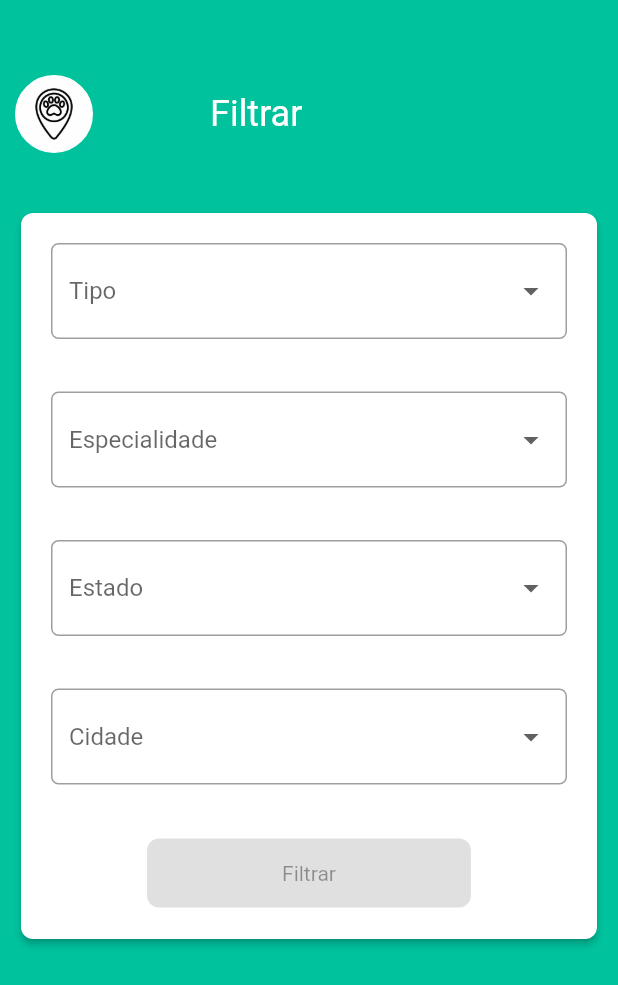
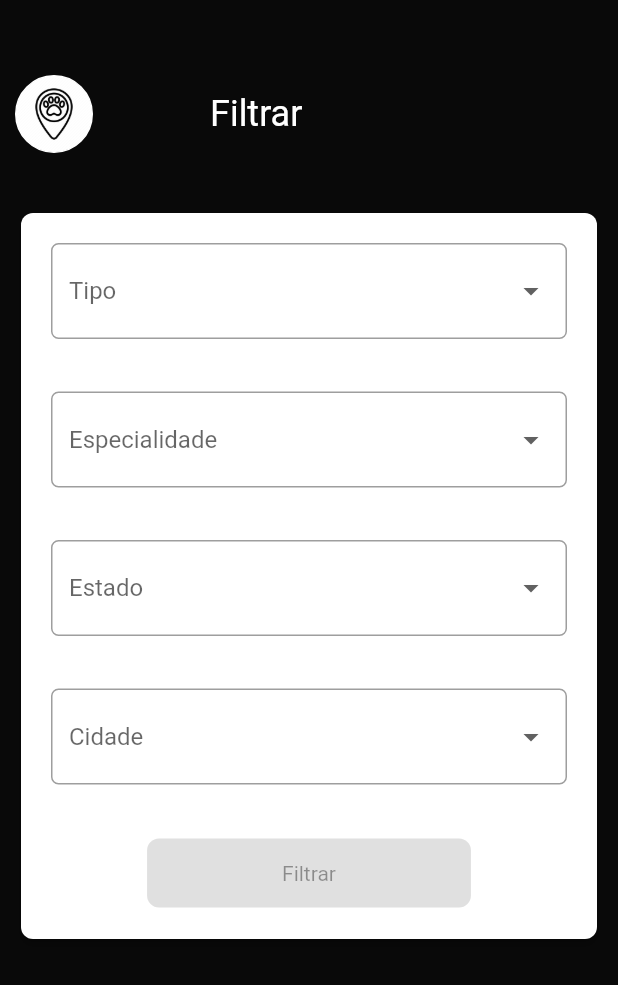
Before and after one commit to chenrilima/petti_app, a Flutter app: the screen it shows after launch, after a tap on "Filtrar", on a phone screen of 412 x 824 dp. Shown: the top 985 px of the screen. Run offline on Flutter 3.47's test engine with Material 2 defaults, Android fonts, the light colour scheme and no system bars; our stand-ins replace google_fonts.

Commit message:
fix: styles

```diff
--- a/lib/all_screens.dart
+++ b/lib/all_screens.dart
@@ -5,7 +5,7 @@ import 'package:petti_app/screens/home.dart';
 import 'package:petti_app/screens/profile.dart';
 import 'package:petti_app/screens/register_company.dart';
 import 'package:petti_app/screens/register_professional.dart';
-import 'package:petti_app/theme/appcolors.dart';
+import 'package:petti_app/theme/app_theme.dart';
 
 class AllScreens extends StatefulWidget {
   const AllScreens({Key? key}) : super(key: key);
@@ -34,7 +34,7 @@ class _AllScreensState extends State<AllScreens> {
   Widget build(BuildContext context) {
     final Size size = MediaQuery.of(context).size;
     return Scaffold(
-      backgroundColor: AppColors.white,
+      backgroundColor: AppTheme.colors.white,
       body: PageView(
         scrollDirection: Axis.horizontal,
         onPageChanged: (index) {
@@ -59,8 +59,8 @@ class _AllScreensState extends State<AllScreens> {
               heightFactor: 0.6,
               child: FloatingActionButton(
                   backgroundColor: currentIndex == 0
-                      ? AppColors.green
-                      : AppColors.grey, // Analyze Button
+                      ? AppTheme.colors.green
+                      : AppTheme.colors.grey, // Analyze Button
                   elevation: 0.1,
                   onPressed: () {},
                   child: const Icon(Icons.search)),
@@ -74,8 +74,9 @@ class _AllScreensState extends State<AllScreens> {
                   IconButton(
                     icon: Icon(
                       Icons.home,
-                      color:
-                          currentIndex == 0 ? AppColors.green : AppColors.grey,
+                      color: currentIndex == 0
+                          ? AppTheme.colors.green
+                          : AppTheme.colors.grey,
                     ),
                     onPressed: () {
                       setBottomBarIndex(0);
@@ -86,8 +87,8 @@ class _AllScreensState extends State<AllScreens> {
                       icon: Icon(
                         Icons.article,
                         color: currentIndex == 1
-                            ? AppColors.green
-                            : AppColors.grey,
+                            ? AppTheme.colors.green
+                            : AppTheme.colors.grey,
                       ),
                       onPressed: () {
                         setBottomBarIndex(1);
@@ -99,8 +100,8 @@ class _AllScreensState extends State<AllScreens> {
                       icon: Icon(
                         Icons.business,
                         color: currentIndex == 2
-                            ? AppColors.green
-                            : AppColors.grey,
+                            ? AppTheme.colors.green
+                            : AppTheme.colors.grey,
                       ),
                       onPressed: () {
                         setBottomBarIndex(2);
@@ -109,8 +110,8 @@ class _AllScreensState extends State<AllScreens> {
                       icon: Icon(
                         Icons.person,
                         color: currentIndex == 3
-                            ? AppColors.green
-                            : AppColors.grey,
+                            ? AppTheme.colors.green
+                            : AppTheme.colors.grey,
                       ),
                       onPressed: () {
                         setBottomBarIndex(3);
@@ -136,7 +137,7 @@ class BNBCustomPainter extends CustomPainter {
   @override
   void paint(Canvas canvas, Size size) {
     Paint paint = Paint()
-      ..color = AppColors.white
+      ..color = AppTheme.colors.white
       ..style = PaintingStyle.fill;
 
     Path path = Path();
--- a/lib/screens/home.dart
+++ b/lib/screens/home.dart
@@ -1,11 +1,10 @@
 import 'package:flutter/material.dart';
 import 'package:google_fonts/google_fonts.dart';
-import 'package:petti_app/screens/register.dart';
+import 'package:petti_app/theme/app_styles.dart';
+import 'package:petti_app/theme/app_theme.dart';
 
 import 'package:provider/provider.dart';
 
-import '../theme/appcolors.dart';
-import '../theme/appfonts.dart';
 import '../utils/param.dart';
 import '../widgets/background.dart';
 import '../widgets/buttons.dart';
@@ -13,7 +12,6 @@ import '../widgets/cards.dart';
 
 import 'company_professional.dart';
 import 'filter.dart';
-import 'login.dart';
 
 class Home extends StatefulWidget {
   const Home({Key? key}) : super(key: key);
@@ -43,7 +41,7 @@ class _HomeState extends State<Home> {
                 style: GoogleFonts.roboto(
                   fontWeight: FontWeight.w400,
                   fontSize: 24,
-                  color: AppColors.white,
+                  color: AppTheme.colors.white,
                 ),
                 textAlign: TextAlign.center,
               ),
@@ -63,7 +61,7 @@ class _HomeState extends State<Home> {
                   style: GoogleFonts.roboto(
                     fontWeight: FontWeight.w400,
                     fontSize: 14,
-                    color: AppColors.white,
+                    color: AppTheme.colors.white,
                   ),
                 )
               ],
@@ -117,7 +115,12 @@ class _HomeState extends State<Home> {
                                 '\nCRMV - 1234-5'
                                 '\nClinica Geral Ortopedista'
                                 '\nSão Bernado do Campo - SP',
-                                style: AppFonts.f12w400black,
+                                style: AppTheme.textStyles.styleText(
+                                  TypeFont.barlowRegular,
+                                  AppTheme.colors.white,
+                                  16,
+                                  FontWeight.w400,
+                                ),
                               ),
                             )
                           ],
@@ -133,7 +136,7 @@ class _HomeState extends State<Home> {
                                   style: GoogleFonts.roboto(
                                     fontWeight: FontWeight.w400,
                                     fontSize: 10,
-                                    color: AppColors.black,
+                                    color: AppTheme.colors.black,
                                   ),
                                 )),
                             Padding(
@@ -202,7 +205,7 @@ class _HomeState extends State<Home> {
                                 style: GoogleFonts.roboto(
                                   fontWeight: FontWeight.w400,
                                   fontSize: 12,
-                                  color: AppColors.black,
+                                  color: AppTheme.colors.black,
                                 ),
                               ),
                             )
@@ -219,7 +222,7 @@ class _HomeState extends State<Home> {
                                   style: GoogleFonts.roboto(
                                     fontWeight: FontWeight.w400,
                                     fontSize: 10,
-                                    color: AppColors.black,
+                                    color: AppTheme.colors.black,
                                   ),
                                 )),
                             Padding(
@@ -273,7 +276,7 @@ class _HomeState extends State<Home> {
                               style: GoogleFonts.roboto(
                                 fontWeight: FontWeight.w400,
                                 fontSize: 12,
-                                color: AppColors.black,
+                                color: AppTheme.colors.black,
                               ),
                             ),
                           )
@@ -290,7 +293,7 @@ class _HomeState extends State<Home> {
                                 style: GoogleFonts.roboto(
                                   fontWeight: FontWeight.w400,
                                   fontSize: 10,
-                                  color: AppColors.black,
+                                  color: AppTheme.colors.black,
                                 ),
                               )),
                           Padding(
--- a/lib/screens/profile.dart
+++ b/lib/screens/profile.dart
@@ -1,7 +1,7 @@
 import 'package:flutter/material.dart';
 import 'package:google_fonts/google_fonts.dart';
+import 'package:petti_app/theme/app_theme.dart';
 
-import '../theme/appcolors.dart';
 import '../widgets/background.dart';
 import '../widgets/cards.dart';
 
@@ -64,7 +64,7 @@ class _ProfileState extends State<Profile> {
               style: GoogleFonts.roboto(
                 fontWeight: FontWeight.w400,
                 fontSize: 16,
-                color: AppColors.black,
+                color: AppTheme.colors.black,
               ),
             ),
           ],
--- /dev/null
+++ b/lib/theme/app_animations.dart
@@ -0,0 +1,8 @@
+abstract class AppAnimations {
+  String get splashscreen;
+}
+
+class AppAnimationsTheme implements AppAnimations {
+  @override
+  String get splashscreen => "assets/lotties/assinatura.json";
+}
--- /dev/null
+++ b/lib/theme/app_colors.dart
@@ -0,0 +1,46 @@
+import 'package:flutter/material.dart';
+
+import 'dart:ui';
+
+abstract class AppColors {
+  Color get black;
+  Color get lightGreen;
+  Color get grey;
+  Color get buttonAddPartners;
+  Color get white;
+  Color get red;
+  Color get transparent;
+  Color get backgroundTextFormField;
+  Color get backgroundTextFormFieldII;
+  Color get textInTextFormField;
+  Color get bottomNavigationBar;
+  Color get green;
+}
+
+class AppColorsTheme implements AppColors {
+  @override
+  Color get lightGreen => const Color(0xff01f2f1);
+  @override
+  Color get black => const Color(0xff000000);
+  @override
+  Color get grey => const Color.fromARGB(255, 160, 159, 159);
+  @override
+  Color get buttonAddPartners => const Color(0xff5A5A5A);
+  @override
+  Color get white => const Color(0xffffffff);
+  @override
+  Color get red => const Color.fromARGB(255, 248, 12, 12);
+  @override
+  Color get transparent => const Color(0x00000000);
+  @override
+  Color get backgroundTextFormField => const Color(0xffE4E4E4);
+  @override
+  Color get backgroundTextFormFieldII => const Color(0xff272727);
+  @override
+  Color get textInTextFormField => const Color(0xff666666);
+  @override
+  Color get bottomNavigationBar => const Color(0xff090909);
+
+  @override
+  Color get green => const Color.fromARGB(255, 9, 9, 9);
+}
--- /dev/null
+++ b/lib/theme/app_images.dart
@@ -0,0 +1,8 @@
+abstract class AppImages {
+  String get iconHousEasy;
+}
+
+class AppImagesTheme extends AppImages {
+  @override
+  String get iconHousEasy => "";
+}
--- /dev/null
+++ b/lib/theme/app_styles.dart
@@ -0,0 +1,45 @@
+import 'package:flutter/material.dart';
+
+enum TypeFont {
+  barlowRegular,
+  barlowSemiBold,
+  barlowBold,
+}
+
+abstract class AppTextStyles {
+  TextStyle styleText(
+      TypeFont typeFont, Color color, double size, FontWeight fontWeight);
+}
+
+class AppTextStyleTheme implements AppTextStyles {
+  @override
+  TextStyle styleText(
+    TypeFont typeFont,
+    Color color,
+    double size,
+    FontWeight fontWeight,
+  ) {
+    switch (typeFont) {
+      case TypeFont.barlowRegular:
+        return TextStyle(
+            fontFamily: 'Barlow-Regular',
+            fontWeight: fontWeight,
+            fontSize: size,
+            color: color);
+
+      case TypeFont.barlowSemiBold:
+        return TextStyle(
+            fontFamily: 'Barlow-SemiBold',
+            fontWeight: fontWeight,
+            fontSize: size,
+            color: color);
+
+      case TypeFont.barlowBold:
+        return TextStyle(
+            fontFamily: 'Barlow-Bold',
+            fontWeight: fontWeight,
+            fontSize: size,
+            color: color);
+    }
+  }
+}
--- /dev/null
+++ b/lib/theme/app_theme.dart
@@ -0,0 +1,11 @@
+import 'package:petti_app/theme/app_animations.dart';
+import 'package:petti_app/theme/app_colors.dart';
+import 'package:petti_app/theme/app_images.dart';
+import 'package:petti_app/theme/app_styles.dart';
+
+class AppTheme {
+  static AppColors get colors => AppColorsTheme();
+  static AppTextStyles get textStyles => AppTextStyleTheme();
+  static AppImages get images => AppImagesTheme();
+  static AppAnimations get animations => AppAnimationsTheme();
+}
--- a/lib/theme/appcolors.dart
+++ /dev/null
@@ -1,11 +0,0 @@
-import 'package:flutter/material.dart';
-
-class AppColors {
-  static Color green = const Color.fromRGBO(0, 194, 157, 1);
-  static Color white = const Color(0xFFFFFFFF);
-  static Color grey = Colors.grey.shade400;
-  static Color blue = const Color(0xFF3B88C3);
-  static Color orange = const Color(0xFFEDBA05);
-  static Color red = const Color(0xFFBE1828);
-  static Color black = const Color(0xff4D4A4A);
-}
--- a/lib/theme/appfonts.dart
+++ /dev/null
@@ -1,12 +0,0 @@
-import 'package:flutter/material.dart';
-import 'package:google_fonts/google_fonts.dart';
-
-import 'appcolors.dart';
-
-class AppFonts {
-  static TextStyle f12w400black = GoogleFonts.roboto(
-    fontWeight: FontWeight.w400,
-    fontSize: 12,
-    color: AppColors.black,
-  );
-}
--- a/lib/widgets/background.dart
+++ b/lib/widgets/background.dart
@@ -2,8 +2,7 @@
 
 import 'package:flutter/material.dart';
 import 'package:google_fonts/google_fonts.dart';
-
-import '../theme/appcolors.dart';
+import 'package:petti_app/theme/app_theme.dart';
 
 class Background extends StatelessWidget {
   String title;
@@ -16,7 +15,7 @@ class Background extends StatelessWidget {
     double widscreen = MediaQuery.of(context).size.height;
     return Scaffold(
       body: Container(
-        color: AppColors.green,
+        color: AppTheme.colors.green,
         height: widscreen * 1,
         padding: const EdgeInsets.only(top: 50, left: 10, right: 10),
         child: SingleChildScrollView(
@@ -29,9 +28,9 @@ class Background extends StatelessWidget {
                 children: [
                   Container(
                     decoration: BoxDecoration(
-                        color: AppColors.white,
+                        color: AppTheme.colors.white,
                         border: Border.all(
-                          color: AppColors.white,
+                          color: AppTheme.colors.white,
                         ),
                         borderRadius: BorderRadius.all(Radius.circular(90))),
                     child: Image.asset(
@@ -48,7 +47,7 @@ class Background extends StatelessWidget {
                           style: GoogleFonts.roboto(
                             fontWeight: FontWeight.w400,
                             fontSize: 24,
-                            color: AppColors.white,
+                            color: AppTheme.colors.white,
                           ),
                         )),
                   )
--- a/lib/widgets/buttons.dart
+++ b/lib/widgets/buttons.dart
@@ -1,7 +1,6 @@
 import 'package:flutter/material.dart';
 import 'package:google_fonts/google_fonts.dart';
-
-import '../theme/appcolors.dart';
+import 'package:petti_app/theme/app_theme.dart';
 
 class Buttons extends StatelessWidget {
   Function onPressed;
@@ -21,7 +20,7 @@ class Buttons extends StatelessWidget {
   Widget build(BuildContext context) {
     return ElevatedButton(
       style: ElevatedButton.styleFrom(
-          primary: AppColors.green, // background
+          primary: AppTheme.colors.green, // background
           onPrimary: Colors.white, // foreground
           shape:
               RoundedRectangleBorder(borderRadius: BorderRadius.circular(8.0)),
@@ -29,7 +28,7 @@ class Buttons extends StatelessWidget {
           textStyle: GoogleFonts.roboto(
             fontWeight: FontWeight.w400,
             fontSize: 14,
-            color: AppColors.white,
+            color: AppTheme.colors.white,
           )),
       onPressed: onPressed(),
       child: Text(text!),
```
